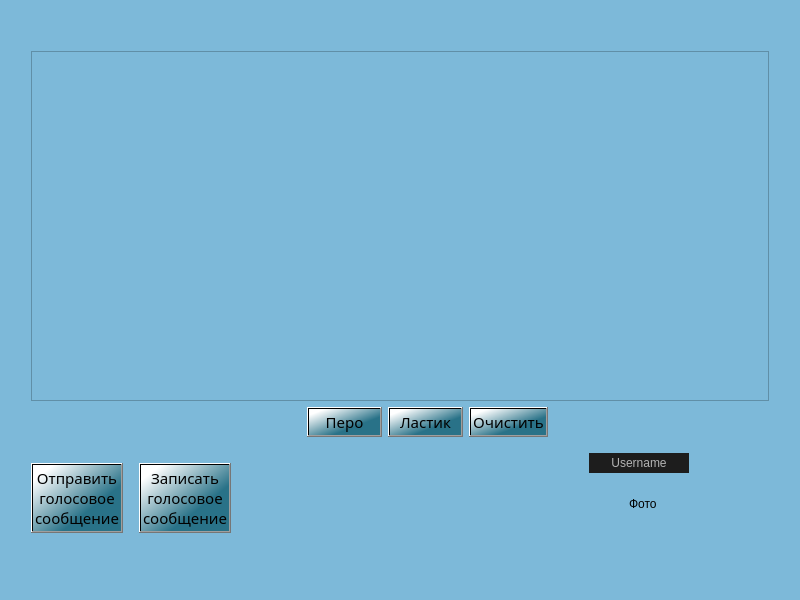
This is Client/jeducation-v0.1/brainstorm.ui in Avedik/Desktop-application-IEducation as Qt 5 draws it before an edit. The edited form follows.
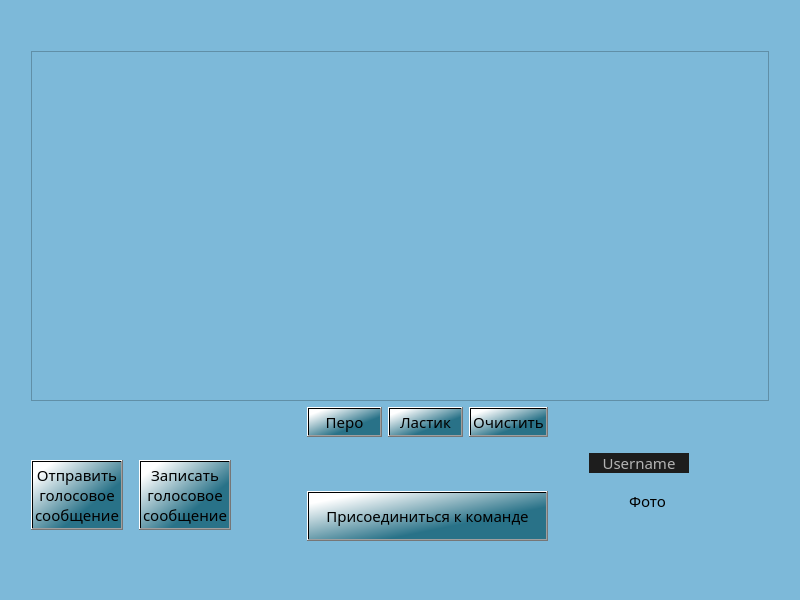
This is the edited form.

```diff
--- a/Client/jeducation-v0.1/brainstorm.ui
+++ b/Client/jeducation-v0.1/brainstorm.ui
@@ -22,6 +22,12 @@
     <height>1080</height>
    </size>
   </property>
+  <property name="font">
+   <font>
+    <family>Bahnschrift</family>
+    <pointsize>11</pointsize>
+   </font>
+  </property>
   <property name="windowTitle">
    <string>Dialog</string>
   </property>
@@ -389,6 +395,28 @@
      </property>
     </spacer>
    </item>
+   <item row="3" column="5" rowspan="2">
+    <widget class="QPushButton" name="joinButton">
+     <property name="minimumSize">
+      <size>
+       <width>0</width>
+       <height>50</height>
+      </size>
+     </property>
+     <property name="font">
+      <font>
+       <family>Bahnschrift</family>
+       <pointsize>11</pointsize>
+      </font>
+     </property>
+     <property name="styleSheet">
+      <string notr="true">background-color: qlineargradient(spread:pad, x1:0.652, y1:0.67, x2:0.096, y2:0.136227, stop:0 rgba(41, 114, 136, 255), stop:1 rgba(255, 255, 255, 255));</string>
+     </property>
+     <property name="text">
+      <string>Присоединиться к команде</string>
+     </property>
+    </widget>
+   </item>
   </layout>
  </widget>
  <resources/>
```
Left out of the diff: 4 changed lines with no effect on the pictures.
